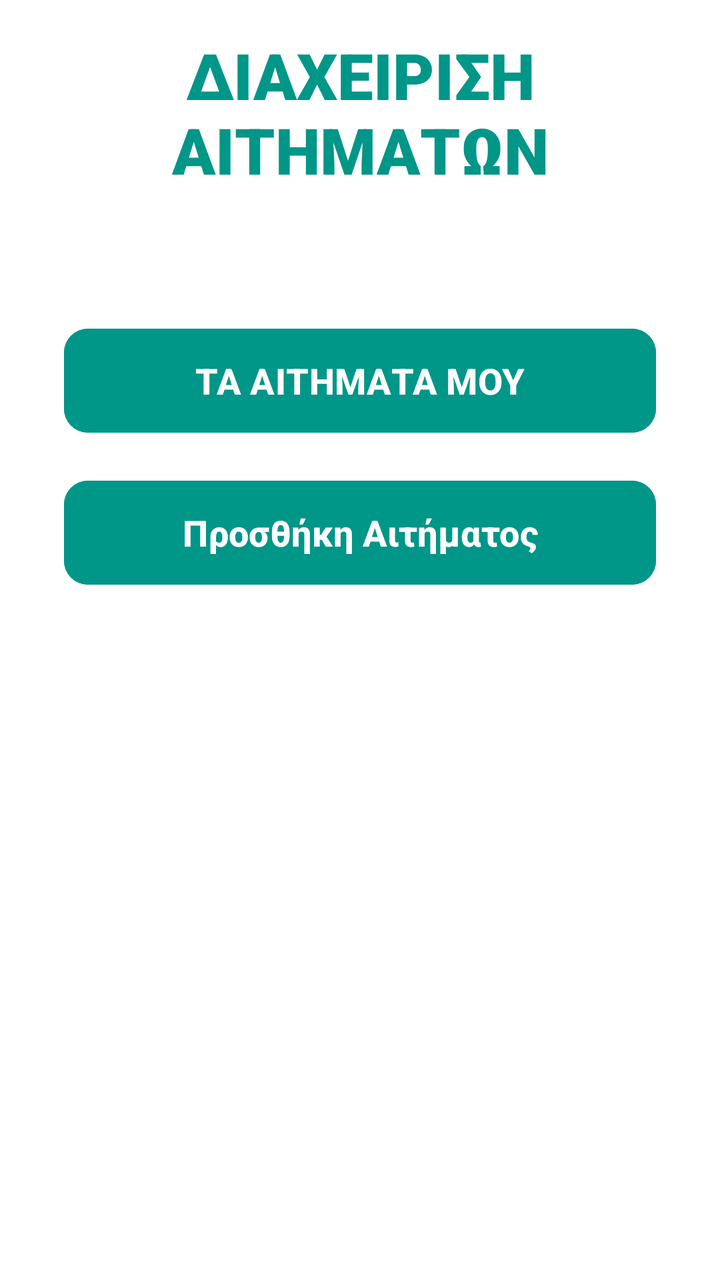
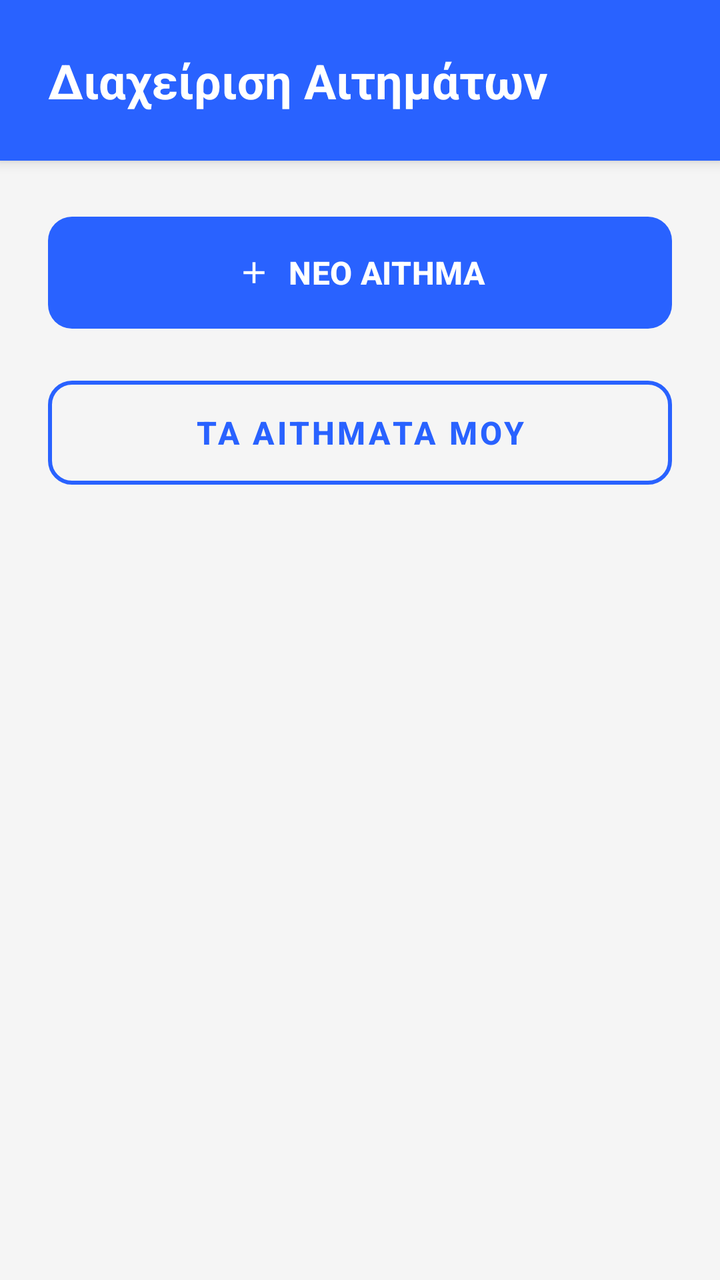

An Android layout rendered at two revisions. The XML below is the earlier revision; the diff shows what the commit changed to produce the second picture.
<!-- AndroidManifest.xml: application theme Theme.Team21 -->
<!-- res/layout/activity_requests.xml -->
<?xml version="1.0" encoding="utf-8"?>
<androidx.constraintlayout.widget.ConstraintLayout
    xmlns:android="http://schemas.android.com/apk/res/android"
    xmlns:app="http://schemas.android.com/apk/res-auto"
    xmlns:tools="http://schemas.android.com/tools"
    android:id="@+id/main"
    android:layout_width="match_parent"
    android:layout_height="match_parent"
    android:background="#FFFFFF"
    tools:context=".view.admin.requests.RequestsActivity">

    
    <TextView
        android:id="@+id/textView"
        android:layout_width="0dp"
        android:layout_height="wrap_content"
        android:layout_marginTop="16dp"
        android:layout_marginHorizontal="24dp"
        android:text="ΔΙΑΧΕΙΡΙΣΗ ΑΙΤΗΜΑΤΩΝ"
        android:textSize="32sp"
        android:textStyle="bold"
        android:textAlignment="center"
        android:fontFamily="sans-serif-black"
        android:textColor="#009688"
        app:layout_constraintTop_toTopOf="parent"
        app:layout_constraintStart_toStartOf="parent"
        app:layout_constraintEnd_toEndOf="parent" />

    
    <Button
        android:id="@+id/btnAdminReqs"
        android:layout_width="0dp"
        android:layout_height="60dp"
        android:layout_marginTop="64dp"
        android:layout_marginHorizontal="32dp"
        android:text="ΤΑ ΑΙΤΗΜΑΤΑ ΜΟΥ"
        android:textSize="18sp"
        android:textStyle="bold"
        android:backgroundTint="#009688"
        app:cornerRadius="12dp"
        app:layout_constraintTop_toBottomOf="@id/textView"
        app:layout_constraintStart_toStartOf="parent"
        app:layout_constraintEnd_toEndOf="parent" />

    
    <Button
        android:id="@+id/btnAddRequest"
        android:layout_width="0dp"
        android:layout_height="60dp"
        android:layout_marginTop="16dp"
        android:layout_marginHorizontal="32dp"
        android:text="Προσθήκη Αιτήματος"
        android:textSize="18sp"
        android:textStyle="bold"
        android:backgroundTint="#009688"
        app:cornerRadius="12dp"
        app:layout_constraintTop_toBottomOf="@id/btnAdminReqs"
        app:layout_constraintStart_toStartOf="parent"
        app:layout_constraintEnd_toEndOf="parent" />

</androidx.constraintlayout.widget.ConstraintLayout>
<!-- resources referenced by this layout -->
<resources>
  <style name="Theme.Team21" parent="Base.Theme.Team21" />
  <style name="Base.Theme.Team21" parent="Theme.Material3.DayNight.NoActionBar">
  
          
          <item name="android:windowBackground">@color/bg_light</item>
          <item name="colorSurface">@color/card_light</item>
          <item name="colorSurfaceVariant">@color/input_bg_light</item>
  
          
          <item name="colorOnSurface">@color/text_dark</item>
          <item name="colorOnSurfaceVariant">@color/text_muted_light</item>
  
          <item name="colorOnPrimary">@color/white</item>
  
          
          <item name="colorPrimary">@color/eshop_primary</item>
          <item name="colorSecondary">@color/eshop_accent</item>
  
          <item name="colorError">@color/error_red_light</item>
  
          
          <item name="android:statusBarColor">@color/bg_light</item>
          <item name="android:windowLightStatusBar">true</item>
  
          
          <item name="colorFilterActive">@color/filter_active_light</item>
          <item name="colorFilterUnselected">@color/filter_bg_unselected_light</item>
      </style>
  <color name="bg_light">#F5F5F5</color>
  <color name="card_light">#FFFFFF</color>
  <color name="input_bg_light">#EBEBEB</color>
  <color name="text_dark">#212121</color>
  <color name="text_muted_light">#757575</color>
  <color name="white">#FFFFFFFF</color>
  <color name="eshop_primary">#2962FF</color>
  <color name="eshop_accent">#FF6D00</color>
  <color name="error_red_light">#D32F2F</color>
  <color name="filter_active_light">#2962FF</color>
  <color name="filter_bg_unselected_light">#E0E0E0</color>
</resources>

<!-- the commit's change to res/layout/activity_requests.xml (unified diff, before → after) -->
@@ -2,60 +2,60 @@
 <androidx.constraintlayout.widget.ConstraintLayout
     xmlns:android="http://schemas.android.com/apk/res/android"
     xmlns:app="http://schemas.android.com/apk/res-auto"
-    xmlns:tools="http://schemas.android.com/tools"
     android:id="@+id/main"
     android:layout_width="match_parent"
     android:layout_height="match_parent"
-    android:background="#FFFFFF"
-    tools:context=".view.admin.requests.RequestsActivity">
+    android:background="?android:attr/windowBackground">
 
-    
-    <TextView
-        android:id="@+id/textView"
-        android:layout_width="0dp"
+    <LinearLayout
+        android:id="@+id/headerLayout"
+        android:layout_width="match_parent"
         android:layout_height="wrap_content"
-        android:layout_marginTop="16dp"
-        android:layout_marginHorizontal="24dp"
-        android:text="ΔΙΑΧΕΙΡΙΣΗ ΑΙΤΗΜΑΤΩΝ"
-        android:textSize="32sp"
-        android:textStyle="bold"
-        android:textAlignment="center"
-        android:fontFamily="sans-serif-black"
-        android:textColor="#009688"
-        app:layout_constraintTop_toTopOf="parent"
-        app:layout_constraintStart_toStartOf="parent"
-        app:layout_constraintEnd_toEndOf="parent" />
+        android:background="?attr/colorPrimary"
+        android:elevation="4dp"
+        android:orientation="vertical"
+        android:padding="24dp"
+        app:layout_constraintTop_toTopOf="parent">
 
-    
-    <Button
-        android:id="@+id/btnAdminReqs"
-        android:layout_width="0dp"
-        android:layout_height="60dp"
-        android:layout_marginTop="64dp"
-        android:layout_marginHorizontal="32dp"
-        android:text="ΤΑ ΑΙΤΗΜΑΤΑ ΜΟΥ"
-        android:textSize="18sp"
-        android:textStyle="bold"
-        android:backgroundTint="#009688"
-        app:cornerRadius="12dp"
-        app:layout_constraintTop_toBottomOf="@id/textView"
-        app:layout_constraintStart_toStartOf="parent"
-        app:layout_constraintEnd_toEndOf="parent" />
+        <TextView
+            android:layout_width="match_parent"
+            android:layout_height="wrap_content"
+            android:text="Διαχείριση Αιτημάτων"
+            android:textColor="?attr/colorOnPrimary"
+            android:textSize="24sp"
+            android:textStyle="bold" />
+    </LinearLayout>
 
-    
-    <Button
-        android:id="@+id/btnAddRequest"
-        android:layout_width="0dp"
-        android:layout_height="60dp"
-        android:layout_marginTop="16dp"
-        android:layout_marginHorizontal="32dp"
-        android:text="Προσθήκη Αιτήματος"
-        android:textSize="18sp"
-        android:textStyle="bold"
-        android:backgroundTint="#009688"
-        app:cornerRadius="12dp"
-        app:layout_constraintTop_toBottomOf="@id/btnAdminReqs"
-        app:layout_constraintStart_toStartOf="parent"
-        app:layout_constraintEnd_toEndOf="parent" />
+    <LinearLayout
+        android:layout_width="match_parent"
+        android:layout_height="wrap_content"
+        android:orientation="vertical"
+        android:padding="24dp"
+        app:layout_constraintTop_toBottomOf="@id/headerLayout">
+
+        <com.google.android.material.button.MaterialButton
+            android:id="@+id/btnAddRequest"
+            android:layout_width="match_parent"
+            android:layout_height="64dp"
+            android:layout_marginBottom="16dp"
+            android:text="ΝΕΟ ΑΙΤΗΜΑ"
+            android:textSize="16sp"
+            android:textStyle="bold"
+            app:cornerRadius="12dp"
+            app:icon="@drawable/ic_add"
+            app:iconGravity="textStart" />
+
+        <com.google.android.material.button.MaterialButton
+            android:id="@+id/btnAdminReqs"
+            style="@style/Widget.MaterialComponents.Button.OutlinedButton"
+            android:layout_width="match_parent"
+            android:layout_height="64dp"
+            android:text="ΤΑ ΑΙΤΗΜΑΤΑ ΜΟΥ"
+            android:textSize="16sp"
+            android:textStyle="bold"
+            app:cornerRadius="12dp"
+            app:strokeColor="?attr/colorPrimary"
+            app:strokeWidth="2dp" />
+    </LinearLayout>
 
 </androidx.constraintlayout.widget.ConstraintLayout>
<!-- resource entries referenced after the edit -->
@@ -1,5 +1,16 @@
 <!-- resources referenced by this layout -->
 <resources>
+  <!-- drawable ic_add (drawable) -->
+  <vector xmlns:android="http://schemas.android.com/apk/res/android"
+      android:width="24dp"
+      android:height="24dp"
+      android:viewportWidth="960"
+      android:viewportHeight="960"
+      android:tint="?attr/colorControlNormal">
+    <path
+        android:fillColor="@android:color/white"
+        android:pathData="M440,520L200,520L200,440L440,440L440,200L520,200L520,440L760,440L760,520L520,520L520,760L440,760L440,520Z"/>
+  </vector>
   <style name="Theme.Team21" parent="Base.Theme.Team21" />
   <style name="Base.Theme.Team21" parent="Theme.Material3.DayNight.NoActionBar">
   
